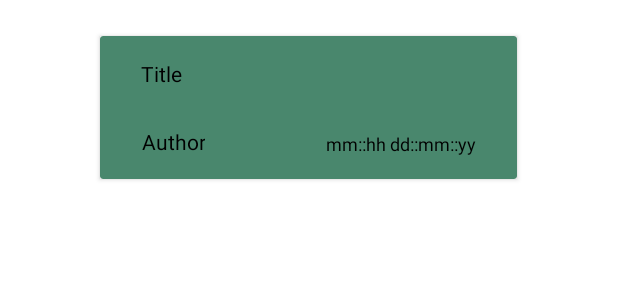
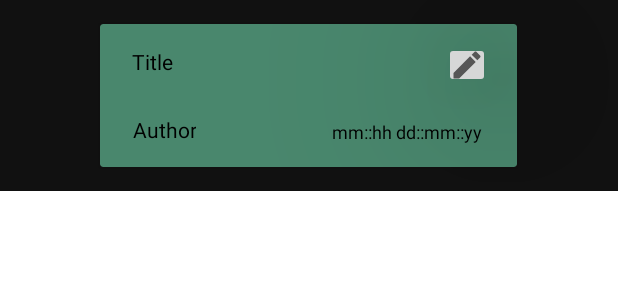
Before and after one commit to Reliec/SmartWG, an Android app: the layout row_layout_shopping_list_boxes.xml on its own in the app's theme, with its tools: preview values and no code run, on a phone screen of 412 x 824 dp. Shown: the top 300 px of the screen. Run offline under Robolectric (Android 15) with nearby library versions, the phone set to English and light mode, and no system bars; network calls fail.

Commit message:
modified layout, WIP Edit and Remove Shopping List

```diff
--- a/app/src/main/java/com/example/android/smartwg/ShoppingListOverviewActivity.kt
+++ b/app/src/main/java/com/example/android/smartwg/ShoppingListOverviewActivity.kt
@@ -1,7 +1,11 @@
 package com.example.android.smartwg
 
+import android.media.Image
 import android.os.Bundle
+import android.view.View
 import android.widget.Button
+import android.widget.ImageButton
+import android.widget.ImageView
 import android.widget.Toast
 import androidx.appcompat.app.AppCompatActivity
 import androidx.lifecycle.ViewModelProvider
@@ -30,10 +34,25 @@ class ShoppingListOverviewActivity : AppCompatActivity() {
         getShoppingList()
 
         val bCreateShoppingList = findViewById<Button>(R.id.bCreateNewShoppingList)
+        val bEditShoppingList = findViewById<ImageButton>(R.id.vEditShoppingList)
+        val bRemoveShippingList = findViewById<ImageButton>(R.id.vRemoveShoppingList)
+        val bConfirmShoppingListChanges = findViewById<ImageButton>(R.id.vConfirmShoppingListChanges)
+        /**
         bCreateShoppingList.setOnClickListener {
             createShoppingList()
         }
+        bEditShoppingList.setOnClickListener {
+            bEditShoppingList.visibility = View.GONE
+            bConfirmShoppingListChanges.visibility = View.VISIBLE
+        }
+        bRemoveShippingList.setOnClickListener {
 
+        }
+        bConfirmShoppingListChanges.setOnClickListener {
+            bConfirmShoppingListChanges.visibility = View.VISIBLE
+            bEditShoppingList.visibility = View.GONE
+        }
+        */
     }
 
     /**
@@ -65,7 +84,6 @@ class ShoppingListOverviewActivity : AppCompatActivity() {
 
     private fun createShoppingList() {
         viewModel.createShoppingListFromUserViewM(globals.userId)
-
         getShoppingList()
     }
 
--- /dev/null
+++ b/app/src/main/res/drawable/ic_baseline_check_24.xml
@@ -0,0 +1,6 @@
+<vector android:height="24dp" android:tint="?attr/colorControlNormal"
+    android:viewportHeight="24" android:viewportWidth="24"
+    android:width="24dp" xmlns:android="http://schemas.android.com/apk/res/android">
+    <path android:fillColor="@android:color/white" android:pathData="M9,16.17L4.83,12l-1.42,1.41L9,19 21,7l-1.41,-1.41z"/>
+
+</vector>
--- /dev/null
+++ b/app/src/main/res/drawable/ic_baseline_remove_cross_24.xml
@@ -0,0 +1,5 @@
+<vector android:height="24dp" android:tint="#FFFFFF"
+    android:viewportHeight="24" android:viewportWidth="24"
+    android:width="24dp" xmlns:android="http://schemas.android.com/apk/res/android">
+    <path android:fillColor="@android:color/white" android:pathData="M12,2C6.48,2 2,6.48 2,12s4.48,10 10,10 10,-4.48 10,-10S17.52,2 12,2zM17,13h-4v4h-2v-4L7,13v-2h4L11,7h2v4h4v2z"/>
+</vector>
--- a/app/src/main/res/layout/activity_shopping_list_overview.xml
+++ b/app/src/main/res/layout/activity_shopping_list_overview.xml
@@ -17,7 +17,6 @@
         android:src="@drawable/ic_baseline_shopping_basket_24"
         android:textAlignment="center"
         android:textColor="@color/white"
-        android:textSize="30sp"
         app:layout_constraintBottom_toTopOf="@+id/shoppingListContainer"
         app:layout_constraintEnd_toEndOf="parent"
         app:layout_constraintHorizontal_bias="1.0"
@@ -36,7 +35,7 @@
         app:layout_constraintHorizontal_bias="1.0"
         app:layout_constraintStart_toStartOf="parent"
         app:layout_constraintTop_toTopOf="parent"
-        app:layout_constraintVertical_bias="0.076">
+        app:layout_constraintVertical_bias="0.132">
 
         <androidx.recyclerview.widget.RecyclerView
             android:id="@+id/recyclerViewShoppingListOverview"
--- a/app/src/main/res/layout/row_layout_shopping_list_boxes.xml
+++ b/app/src/main/res/layout/row_layout_shopping_list_boxes.xml
@@ -4,15 +4,16 @@
     xmlns:tools="http://schemas.android.com/tools"
     android:layout_width="match_parent"
     android:layout_height="wrap_content"
-    >
+    android:background="@drawable/app_background"
+    android:visibility="visible">
 
     <view
         android:id="@+id/ShoppingListView"
         class="androidx.cardview.widget.CardView"
         android:layout_width="278dp"
         android:layout_height="95dp"
-        android:layout_marginTop="24dp"
-        android:layout_marginBottom="24dp"
+        android:layout_marginTop="16dp"
+        android:layout_marginBottom="16dp"
         android:background="#00FFFFFF"
         app:cardBackgroundColor="#49876D"
         app:layout_constraintBottom_toBottomOf="parent"
@@ -26,7 +27,7 @@
         android:id="@+id/tvAuthor"
         android:layout_width="wrap_content"
         android:layout_height="wrap_content"
-        android:layout_marginStart="24dp"
+        android:layout_marginStart="18dp"
         android:layout_marginBottom="12dp"
         android:padding="3dp"
         android:text="@string/author"
@@ -39,8 +40,8 @@
     <TextView
         android:id="@+id/tvTitle"
         android:layout_width="wrap_content"
-        android:layout_height="32dp"
-        android:layout_marginStart="24dp"
+        android:layout_height="wrap_content"
+        android:layout_marginStart="18dp"
         android:layout_marginTop="12dp"
         android:background="#00FFFFFF"
         android:padding="3dp"
@@ -53,9 +54,9 @@
 
     <TextView
         android:id="@+id/tvLastEdited"
-        android:layout_width="wrap_content"
+        android:layout_width="110dp"
         android:layout_height="wrap_content"
-        android:layout_marginEnd="24dp"
+        android:layout_marginEnd="18dp"
         android:layout_marginBottom="12dp"
         android:padding="3dp"
         android:text="@string/lastEdited"
@@ -66,4 +67,50 @@
         app:layout_constraintBottom_toBottomOf="@+id/ShoppingListView"
         app:layout_constraintEnd_toEndOf="@+id/ShoppingListView" />
 
+    <ImageButton
+        android:id="@+id/vEditShoppingList"
+        android:layout_width="wrap_content"
+        android:layout_height="wrap_content"
+        android:layout_marginTop="12dp"
+        android:layout_marginEnd="18dp"
+        android:padding="3dp"
+        android:visibility="visible"
+        android:src="@drawable/ic_baseline_edit_24"
+        android:textColorLink="#AEEA00"
+        android:translationZ="90dp"
+        app:layout_constraintEnd_toEndOf="@+id/ShoppingListView"
+        app:layout_constraintTop_toTopOf="@+id/ShoppingListView"
+        android:contentDescription="TODO" />
+
+    <ImageButton
+        android:id="@+id/vConfirmShoppingListChanges"
+        android:layout_width="wrap_content"
+        android:layout_height="wrap_content"
+        android:layout_marginTop="12dp"
+        android:layout_marginEnd="18dp"
+        android:padding="3dp"
+        android:src="@drawable/ic_baseline_check_24"
+        android:textColorHighlight="#00FFFFFF"
+        android:textColorLink="#00FFFFFF"
+        android:translationZ="90dp"
+        android:visibility="invisible"
+        app:layout_constraintEnd_toEndOf="@+id/ShoppingListView"
+        app:layout_constraintTop_toTopOf="@+id/ShoppingListView"
+        android:contentDescription="TODO" />
+
+    <ImageButton
+        android:id="@+id/vRemoveShoppingList"
+        android:layout_width="wrap_content"
+        android:layout_height="wrap_content"
+        android:padding="3dp"
+        android:rotation="45"
+        android:src="@drawable/ic_baseline_remove_cross_24"
+        android:translationZ="90dp"
+        android:visibility="invisible"
+        app:layout_constraintBottom_toBottomOf="parent"
+        app:layout_constraintEnd_toEndOf="parent"
+        app:layout_constraintStart_toEndOf="@+id/ShoppingListView"
+        app:layout_constraintTop_toTopOf="parent"
+        android:contentDescription="TODO" />
+
 </androidx.constraintlayout.widget.ConstraintLayout>
```
